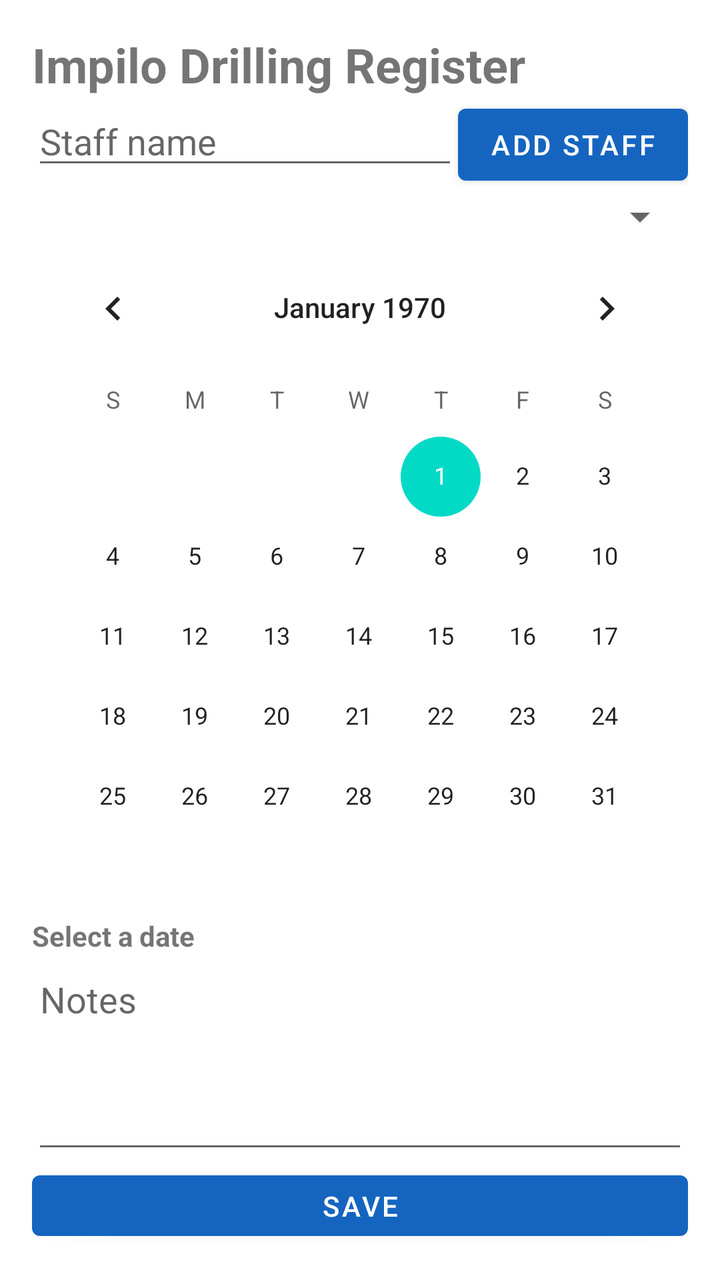
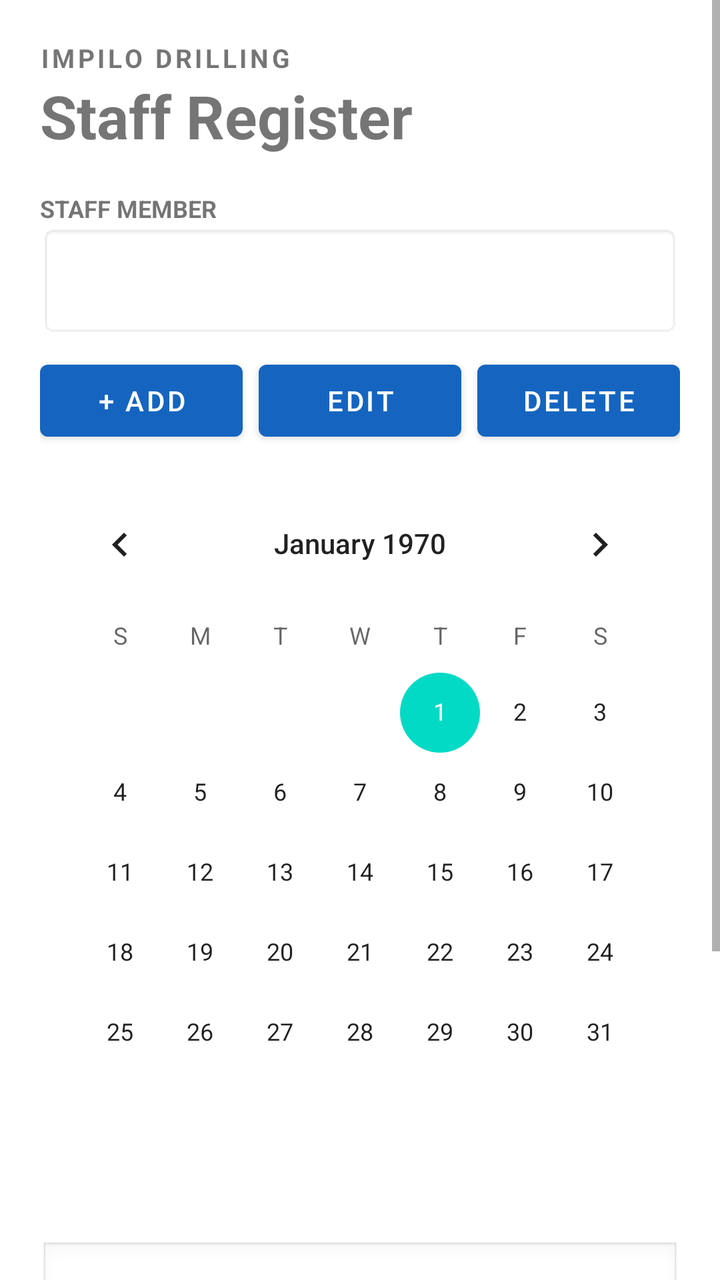

Screens rendered from an Android XML layout before and after an edit, with the pre-edit source and the edit as a unified diff.
<!-- AndroidManifest.xml: application theme Theme.Impilo -->
<!-- res/layout/activity_main.xml -->
<LinearLayout xmlns:android="http://schemas.android.com/apk/res/android" android:orientation="vertical" android:padding="16dp" android:layout_width="match_parent" android:layout_height="match_parent"><TextView android:text="Impilo Drilling Register" android:textStyle="bold" android:textSize="24sp" android:layout_width="wrap_content" android:layout_height="wrap_content"/><LinearLayout android:orientation="horizontal" android:layout_width="match_parent" android:layout_height="wrap_content"><EditText android:id="@+id/staffName" android:hint="Staff name" android:layout_weight="1" android:layout_width="0dp" android:layout_height="wrap_content"/><Button android:id="@+id/addStaff" android:text="Add Staff" android:layout_width="wrap_content" android:layout_height="wrap_content"/></LinearLayout><Spinner android:id="@+id/staffSpinner" android:layout_width="match_parent" android:layout_height="wrap_content"/><CalendarView android:id="@+id/calendar" android:layout_width="match_parent" android:layout_height="wrap_content"/><TextView android:id="@+id/dateLabel" android:text="Select a date" android:textStyle="bold" android:layout_width="wrap_content" android:layout_height="wrap_content"/><EditText android:id="@+id/note" android:hint="Notes" android:gravity="top" android:minLines="4" android:layout_width="match_parent" android:layout_height="wrap_content"/><Button android:id="@+id/saveNote" android:text="Save" android:layout_width="match_parent" android:layout_height="wrap_content"/></LinearLayout>
<!-- resources referenced by this layout -->
<resources>
  <style name="Theme.Impilo" parent="Theme.MaterialComponents.DayNight.NoActionBar"><item name="colorPrimary">#1565C0</item><item name="colorPrimaryVariant">#0D47A1</item><item name="colorOnPrimary">#FFFFFF</item></style>
</resources>

<!-- the commit's change to res/layout/activity_main.xml (unified diff, before → after) -->
@@ -1 +1,16 @@
-<LinearLayout xmlns:android="http://schemas.android.com/apk/res/android" android:orientation="vertical" android:padding="16dp" android:layout_width="match_parent" android:layout_height="match_parent"><TextView android:text="Impilo Drilling Register" android:textStyle="bold" android:textSize="24sp" android:layout_width="wrap_content" android:layout_height="wrap_content"/><LinearLayout android:orientation="horizontal" android:layout_width="match_parent" android:layout_height="wrap_content"><EditText android:id="@+id/staffName" android:hint="Staff name" android:layout_weight="1" android:layout_width="0dp" android:layout_height="wrap_content"/><Button android:id="@+id/addStaff" android:text="Add Staff" android:layout_width="wrap_content" android:layout_height="wrap_content"/></LinearLayout><Spinner android:id="@+id/staffSpinner" android:layout_width="match_parent" android:layout_height="wrap_content"/><CalendarView android:id="@+id/calendar" android:layout_width="match_parent" android:layout_height="wrap_content"/><TextView android:id="@+id/dateLabel" android:text="Select a date" android:textStyle="bold" android:layout_width="wrap_content" android:layout_height="wrap_content"/><EditText android:id="@+id/note" android:hint="Notes" android:gravity="top" android:minLines="4" android:layout_width="match_parent" android:layout_height="wrap_content"/><Button android:id="@+id/saveNote" android:text="Save" android:layout_width="match_parent" android:layout_height="wrap_content"/></LinearLayout>
+<ScrollView xmlns:android="http://schemas.android.com/apk/res/android" android:layout_width="match_parent" android:layout_height="match_parent" android:fillViewport="true">
+<LinearLayout android:orientation="vertical" android:padding="20dp" android:layout_width="match_parent" android:layout_height="wrap_content">
+<TextView android:text="IMPILO DRILLING" android:textStyle="bold" android:textSize="13sp" android:letterSpacing=".12" android:layout_width="wrap_content" android:layout_height="wrap_content"/>
+<TextView android:text="Staff Register" android:textStyle="bold" android:textSize="30sp" android:layout_marginBottom="18dp" android:layout_width="wrap_content" android:layout_height="wrap_content"/>
+<TextView android:text="STAFF MEMBER" android:textStyle="bold" android:textSize="12sp" android:layout_width="wrap_content" android:layout_height="wrap_content"/>
+<Spinner android:id="@+id/staffSpinner" android:background="@android:drawable/editbox_background" android:padding="10dp" android:layout_width="match_parent" android:layout_height="56dp"/>
+<LinearLayout android:orientation="horizontal" android:layout_marginTop="8dp" android:layout_marginBottom="14dp" android:layout_width="match_parent" android:layout_height="wrap_content">
+<Button android:id="@+id/addStaff" android:text="+ Add" android:layout_weight="1" android:layout_width="0dp" android:layout_height="wrap_content"/>
+<Button android:id="@+id/editStaff" android:text="Edit" android:layout_marginStart="8dp" android:layout_weight="1" android:layout_width="0dp" android:layout_height="wrap_content"/>
+<Button android:id="@+id/deleteStaff" android:text="Delete" android:layout_marginStart="8dp" android:layout_weight="1" android:layout_width="0dp" android:layout_height="wrap_content"/>
+</LinearLayout>
+<CalendarView android:id="@+id/calendar" android:layout_width="match_parent" android:layout_height="wrap_content"/>
+<TextView android:id="@+id/dateLabel" android:textStyle="bold" android:textSize="18sp" android:layout_marginTop="12dp" android:layout_width="wrap_content" android:layout_height="wrap_content"/>
+<EditText android:id="@+id/note" android:hint="Write notes for this day..." android:gravity="top|start" android:padding="14dp" android:minLines="5" android:background="@android:drawable/edit_text" android:layout_marginTop="8dp" android:layout_width="match_parent" android:layout_height="wrap_content"/>
+<Button android:id="@+id/saveNote" android:text="SAVE NOTE" android:layout_marginTop="10dp" android:layout_marginBottom="20dp" android:layout_width="match_parent" android:layout_height="54dp"/>
+</LinearLayout></ScrollView>
